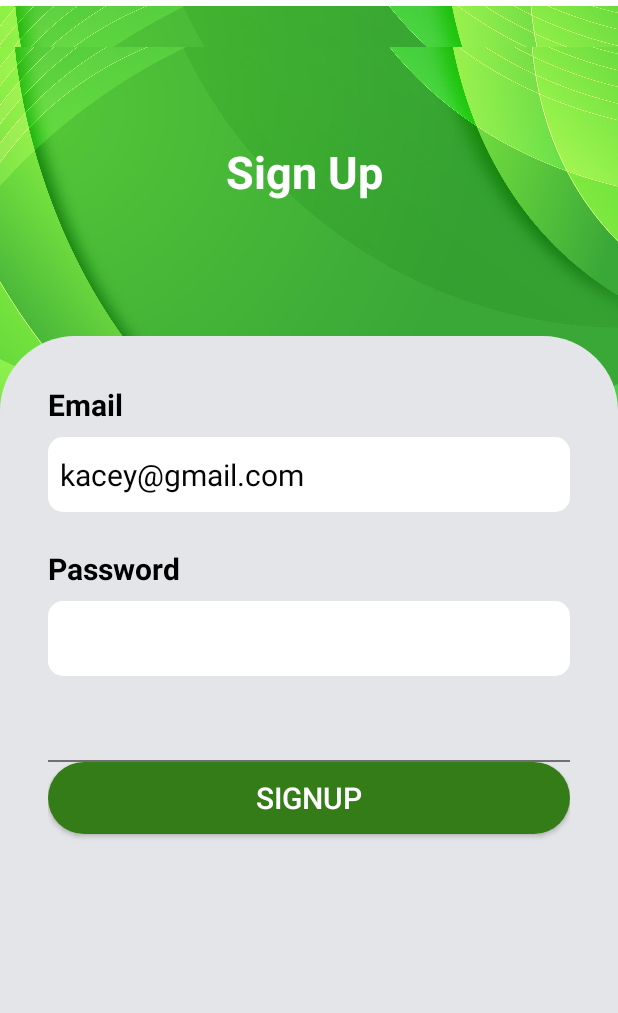
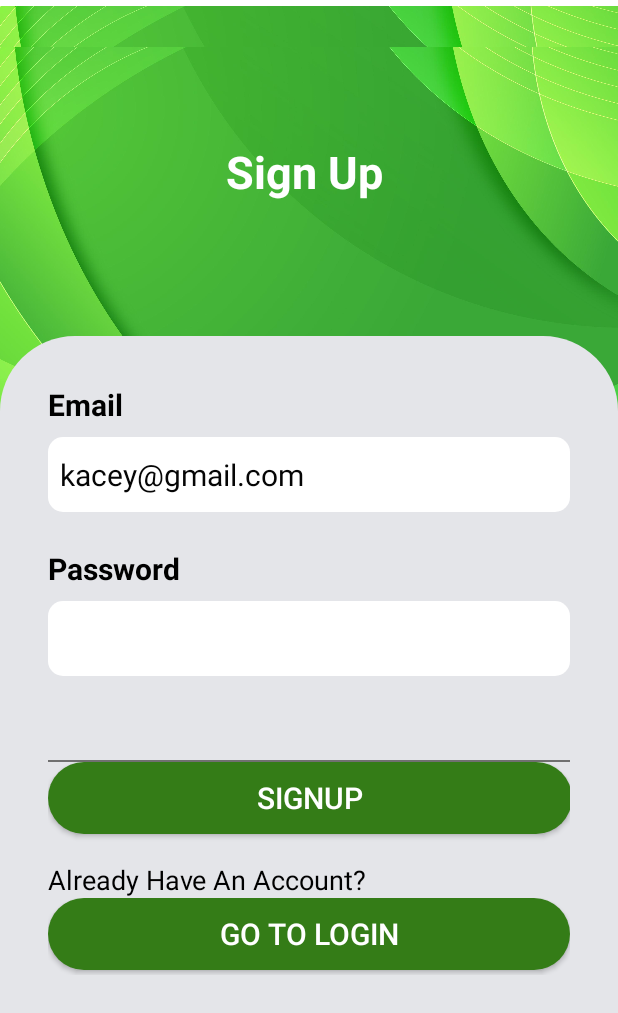
Before and after one commit to Chaotic-Nature/XISD5319_Mobile-Application, an Android app: the SignUp screen opened directly, with no data from a screen before it, on a phone screen of 412 x 824 dp. Shown: the top 1013 px of the screen. Run offline under Robolectric (Android 15) with nearby library versions, the phone set to English and light mode, and no system bars; our stand-ins replace Firebase (no records; nobody signed in at launch, a user with empty details on screens opened directly).

Commit message:
buttons and backgroundsss

```diff
--- a/app/src/main/java/com/example/wilapp/SignUp.kt
+++ b/app/src/main/java/com/example/wilapp/SignUp.kt
@@ -25,6 +25,12 @@ class SignUp : AppCompatActivity() {
         firebaseAuth = FirebaseAuth.getInstance()
 
 
+        binding.button3.setOnClickListener{
+
+            val intent = Intent(this , Login::class.java)
+            startActivity(intent)
+
+        }
 
 
 
--- a/app/src/main/res/layout/activity_main.xml
+++ b/app/src/main/res/layout/activity_main.xml
@@ -4,7 +4,9 @@
     xmlns:tools="http://schemas.android.com/tools"
     android:layout_width="match_parent"
     android:layout_height="match_parent"
-    tools:context=".MainActivity">
+    tools:context=".MainActivity"
+    android:background="@color/white"
+    >
 
     <ImageView
         android:id="@+id/imageView"
--- a/app/src/main/res/layout/activity_sign_up.xml
+++ b/app/src/main/res/layout/activity_sign_up.xml
@@ -125,8 +125,35 @@
         </LinearLayout>
 
         <LinearLayout
+            android:layout_width="349dp"
+            android:layout_height="66dp"
+            android:orientation="horizontal">
+
+            <androidx.appcompat.widget.AppCompatButton
+                android:id="@+id/button3"
+                android:layout_width="wrap_content"
+                android:layout_height="wrap_content"
+                android:layout_weight="1"
+                android:background="@drawable/button_background"
+                android:text="SignUp"
+                android:textColor="#ffffff"
+                android:textSize="20dp" />
+
+        </LinearLayout>
+
+        <TextView
+            android:id="@+id/textView16"
             android:layout_width="match_parent"
-            android:layout_height="match_parent"
+            android:layout_height="wrap_content"
+            android:text="Already Have An Account?"
+            android:textColor="#000000"
+            android:textSize="18dp"
+
+            />
+
+        <LinearLayout
+            android:layout_width="match_parent"
+            android:layout_height="51dp"
             android:orientation="horizontal">
 
             <androidx.appcompat.widget.AppCompatButton
@@ -135,9 +162,10 @@
                 android:layout_height="wrap_content"
                 android:layout_weight="1"
                 android:background="@drawable/button_background"
-                android:text="SignUp"
+                android:text="Go To Login"
                 android:textColor="#ffffff"
                 android:textSize="20dp" />
+
         </LinearLayout>
 
     </LinearLayout>
```
Also changed, not shown: app/src/main/java/com/example/wilapp/Login.kt (+9 -0 lines), app/src/main/res/layout/activity_login.xml (+32 -5 lines).
